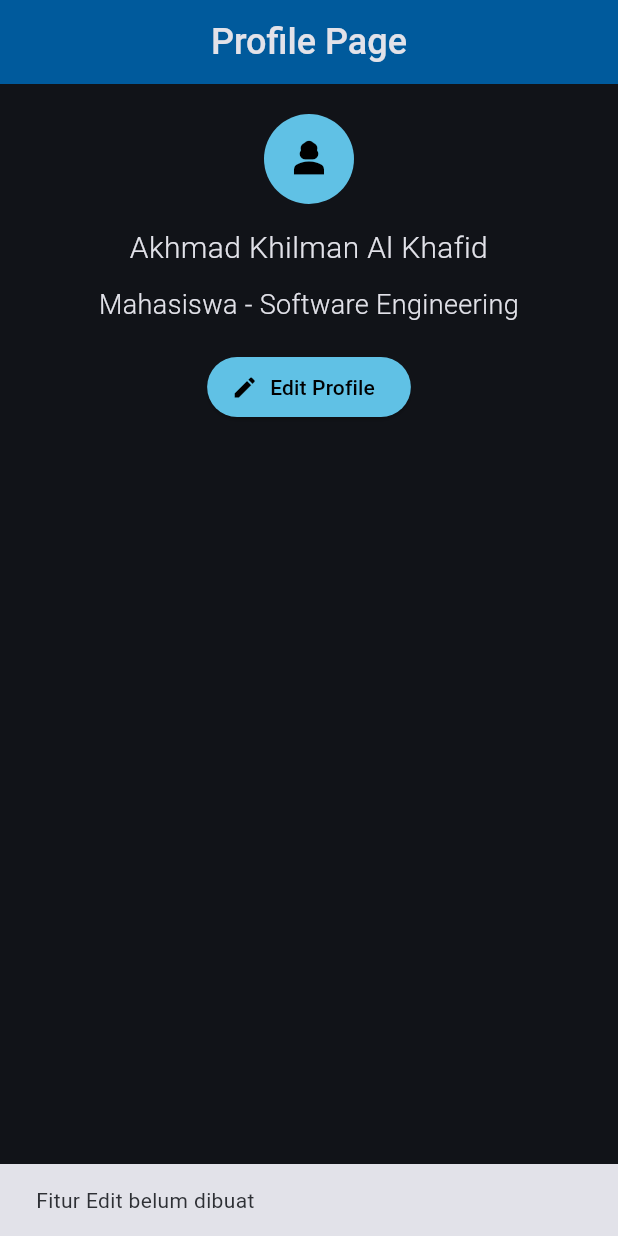
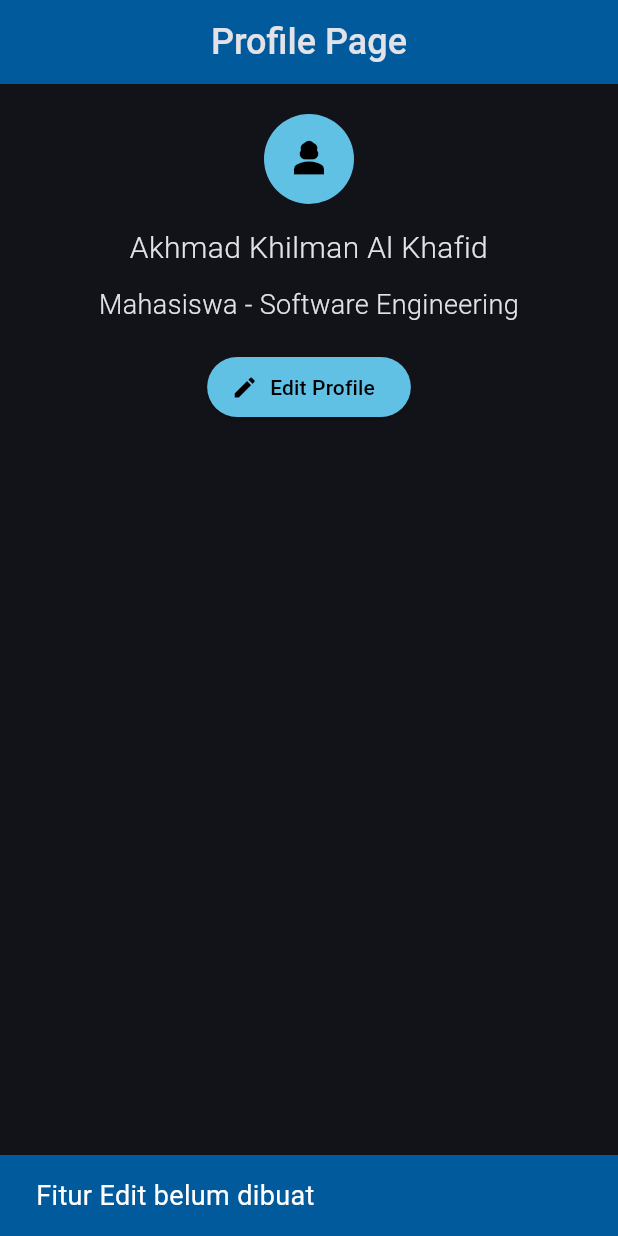
Before and after one commit to AkhmadKhilman/latihan-praktikum-flutter-2, a Flutter app: the screen it shows after launch, after a tap on "Edit Profile", on a phone screen of 412 x 824 dp. Run offline on Flutter 3.47's test engine with Material 3 defaults, Android fonts, the phone set to English and light mode, and no system bars.

Commit message:
fix: theme of content on edit button

```diff
--- a/lib/main.dart
+++ b/lib/main.dart
@@ -93,7 +93,14 @@ class ProfilePage extends StatelessWidget {
                       onPressed: () {
                         ScaffoldMessenger.of(context).showSnackBar(
                           const SnackBar(
-                            content: Text("Fitur Edit belum dibuat"),
+                            content: Text(
+                              "Fitur Edit belum dibuat",
+                              style: TextStyle(
+                                fontSize: 18,
+                                color: Colors.white,
+                              ),
+                            ),
+                            backgroundColor: Color.fromRGBO(0, 90, 156, 1),
                           ),
                         );
                       },
```
